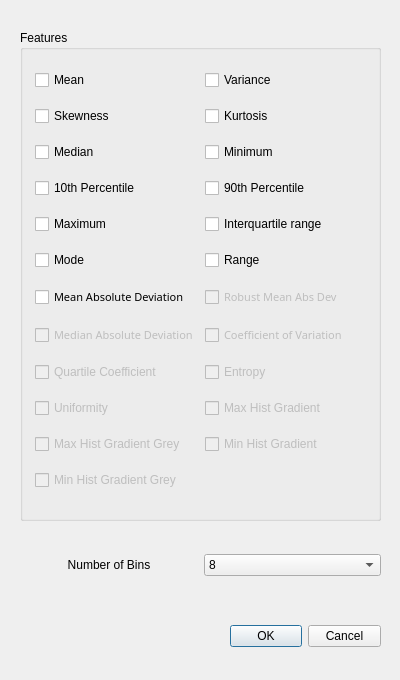
Old version of the form platform/popup_Histogram.ui in the repository Jiwon-Hwang/Radiomics-Feature-Extraction.
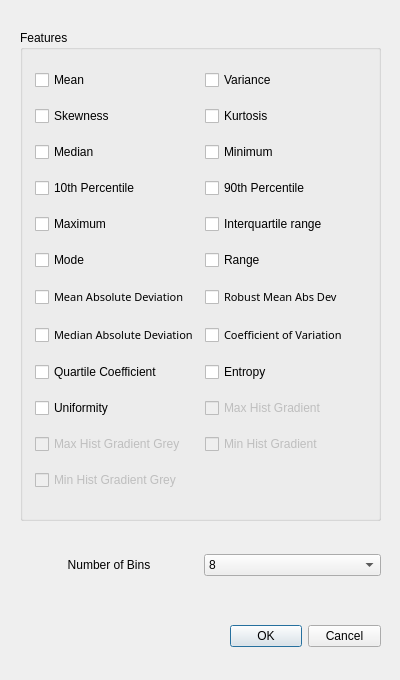
New version of the form.

```diff
--- a/platform/popup_Histogram.ui
+++ b/platform/popup_Histogram.ui
@@ -82,7 +82,7 @@
     <item row="9" column="1">
      <widget class="QCheckBox" name="checkBox_CoeffOfVar">
       <property name="enabled">
-       <bool>false</bool>
+       <bool>true</bool>
       </property>
       <property name="font">
        <font>
@@ -155,7 +155,7 @@
     <item row="8" column="1">
      <widget class="QCheckBox" name="checkBox_RobustMeanAbsDev">
       <property name="enabled">
-       <bool>false</bool>
+       <bool>true</bool>
       </property>
       <property name="font">
        <font>
@@ -337,7 +337,7 @@
     <item row="9" column="0">
      <widget class="QCheckBox" name="checkBox_MedianAbsDev">
       <property name="enabled">
-       <bool>false</bool>
+       <bool>true</bool>
       </property>
       <property name="font">
        <font>
@@ -362,7 +362,7 @@
     <item row="10" column="0">
      <widget class="QCheckBox" name="checkBox_QuartileCoeff">
       <property name="enabled">
-       <bool>false</bool>
+       <bool>true</bool>
       </property>
       <property name="autoFillBackground">
        <bool>false</bool>
@@ -381,7 +381,7 @@
     <item row="10" column="1">
      <widget class="QCheckBox" name="checkBox_Entropy">
       <property name="enabled">
-       <bool>false</bool>
+       <bool>true</bool>
       </property>
       <property name="autoFillBackground">
        <bool>false</bool>
@@ -400,7 +400,7 @@
     <item row="11" column="0">
      <widget class="QCheckBox" name="checkBox_Uniformity">
       <property name="enabled">
-       <bool>false</bool>
+       <bool>true</bool>
       </property>
       <property name="autoFillBackground">
        <bool>false</bool>
```
Left out of the diff: 2 changed lines with no effect on the pictures.
